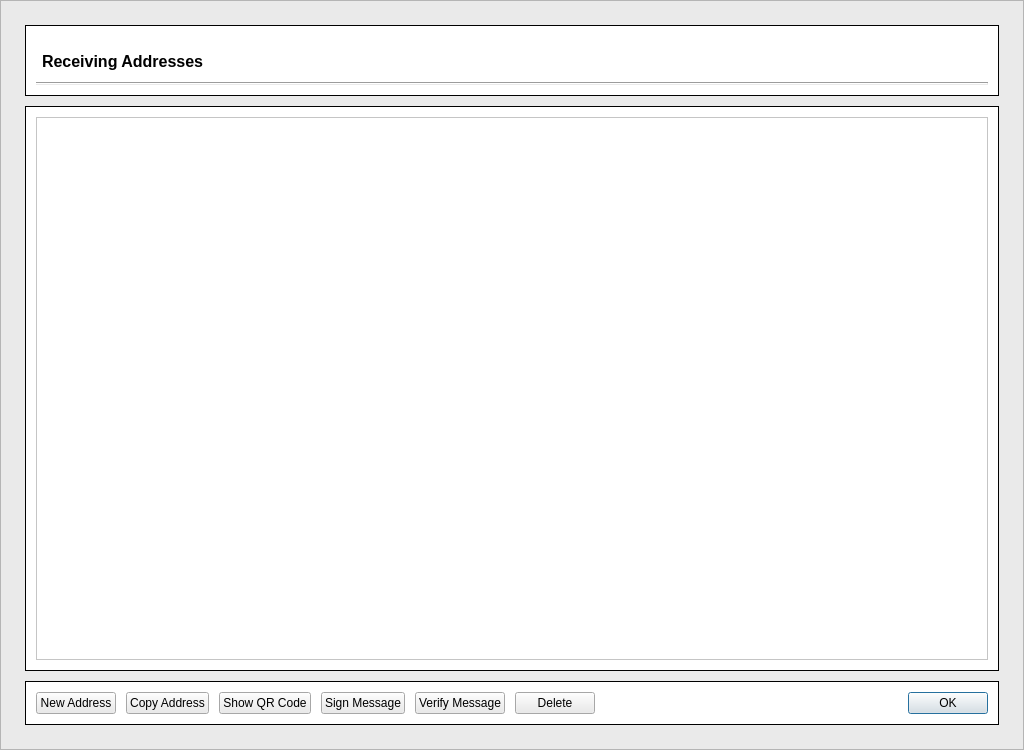
Old version of the form src/qt/forms/addressbookpage.ui in the repository Stipend-Developer/stipend.
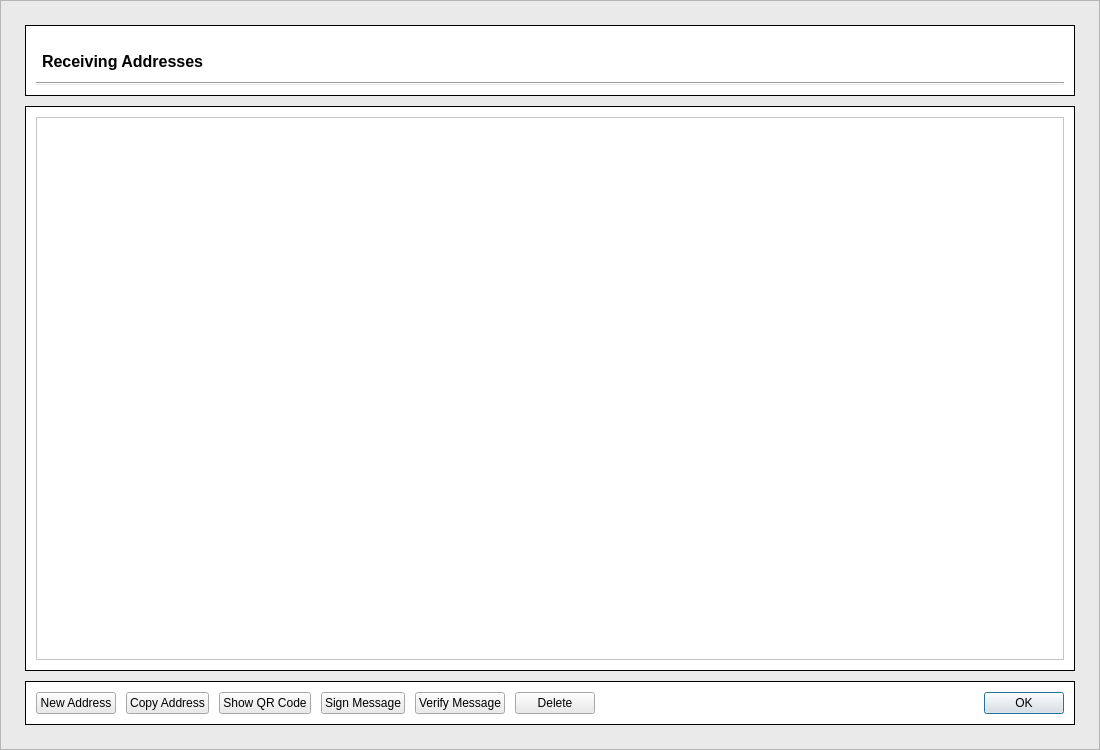
New version of the form.

Commit message: Fix scaling, spacing issues on Windows

The edit to the form file:
```diff
--- a/src/qt/forms/addressbookpage.ui
+++ b/src/qt/forms/addressbookpage.ui
@@ -6,20 +6,20 @@
    <rect>
     <x>0</x>
     <y>0</y>
-    <width>1024</width>
+    <width>1100</width>
     <height>750</height>
    </rect>
   </property>
   <property name="minimumSize">
    <size>
-    <width>1024</width>
+    <width>1100</width>
     <height>750</height>
    </size>
   </property>
   <property name="maximumSize">
    <size>
-    <width>1024</width>
-    <height>750</height>
+    <width>16777215</width>
+    <height>16777215</height>
    </size>
   </property>
   <property name="windowTitle">
```
The commit also changes 3 other files.
